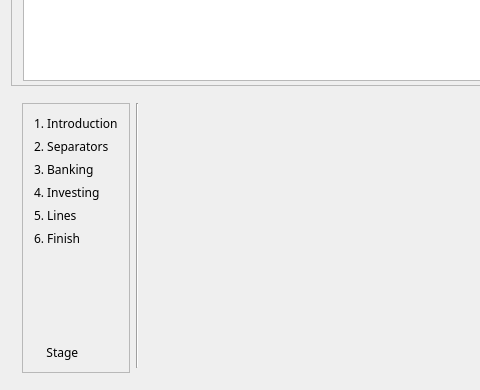
The window that kmymoney/plugins/csvimport/csvdialog.ui (KDE/kmymoney) describes before a commit, drawn with Qt 5; both pictures show x 0 to 480 and y 273 to 663 of the 820 by 663 pixel window.
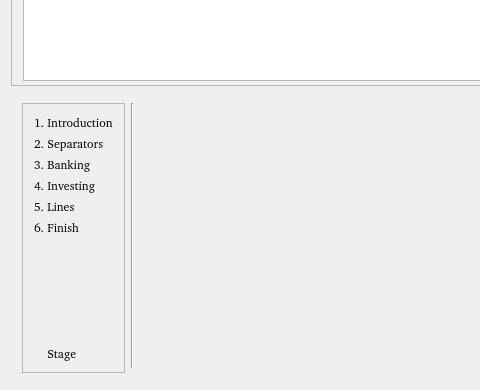
The same window after the commit.

Commit message: BUG:310438 - Ability to enter symbols during import Minor changes to UI following font changes

Patch:
```diff
--- a/kmymoney/plugins/csvimport/csvdialog.ui
+++ b/kmymoney/plugins/csvimport/csvdialog.ui
@@ -18,7 +18,7 @@
   </property>
   <property name="font">
    <font>
-    <family>Sans Serif</family>
+    <family></family>
    </font>
   </property>
   <property name="windowTitle">
```
Left out of the diff: 5 changed lines with no effect on the pictures. The commit also changes 6 other files.
